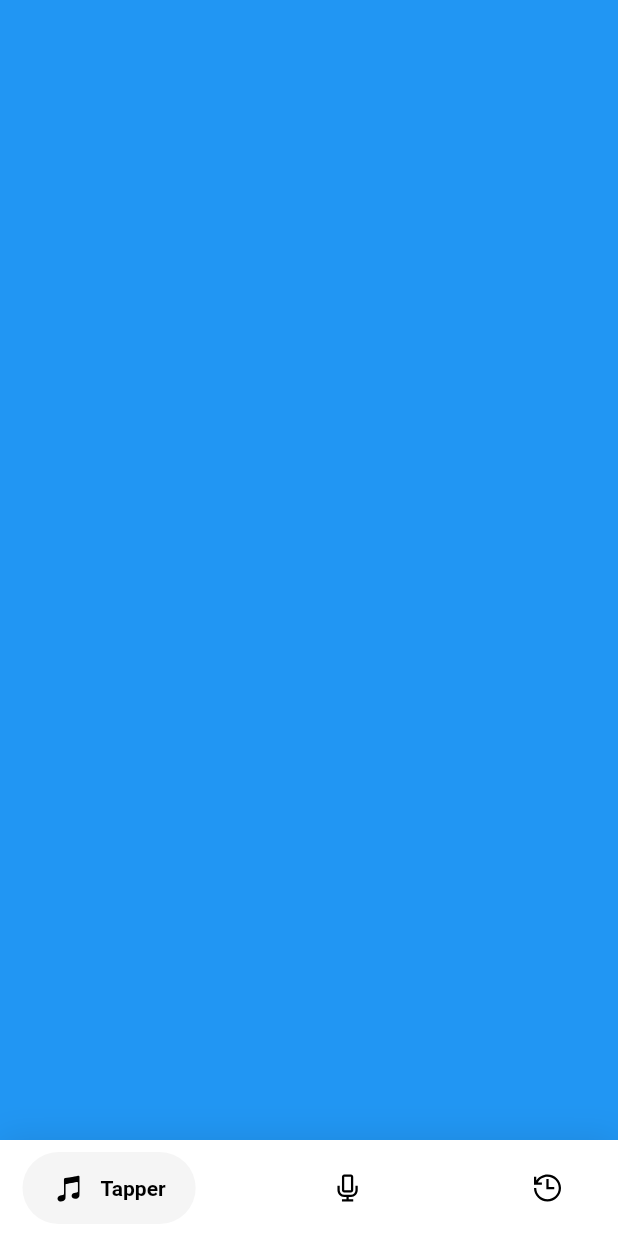
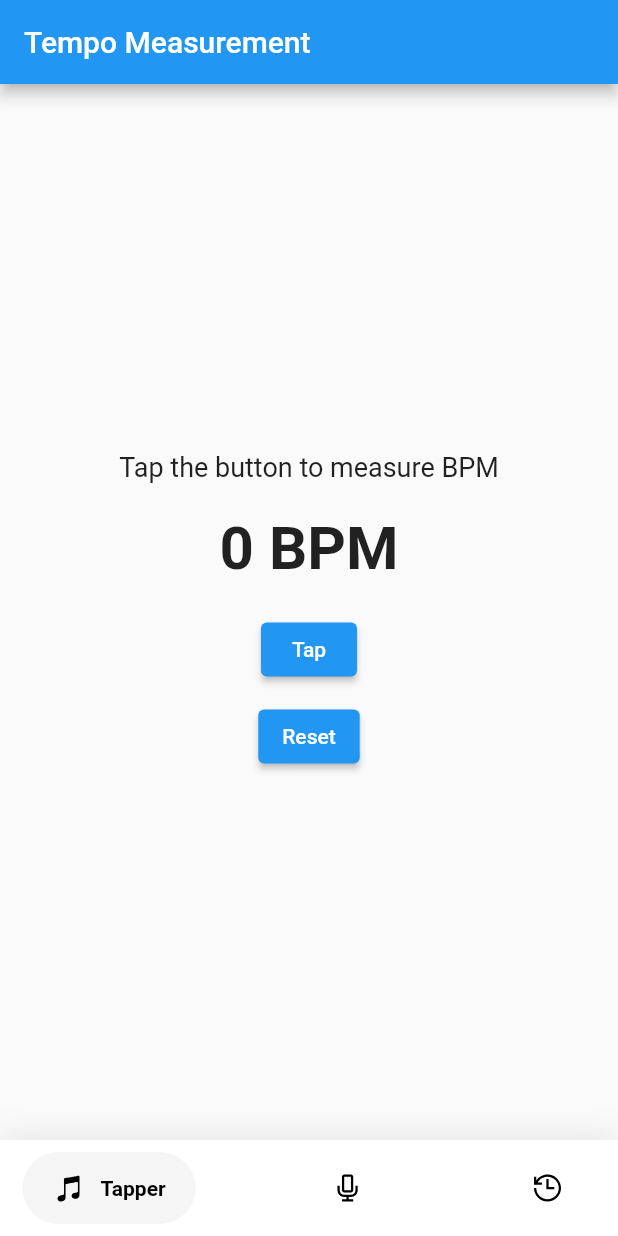
Before and after one commit to merekesabitov/bpmApp, a Flutter app: the screen it shows after launch, on a phone screen of 412 x 824 dp. Run offline on Flutter 3.47's test engine with Material 2 defaults, Android fonts, the phone set to English and light mode, and no system bars; drawn by our look-alikes of google_nav_bar; our stand-ins replace line_icons.

Commit message:
Tap BPM Meter (demo)

```diff
--- a/Bpm_App/lib/bottom_nav_bar/bottom_nav_bar.dart
+++ b/Bpm_App/lib/bottom_nav_bar/bottom_nav_bar.dart
@@ -1,3 +1,5 @@
+// ignore_for_file: library_private_types_in_public_api
+
 import 'package:bpm_app/analyzer.dart';
 import 'package:bpm_app/history.dart';
 import 'package:bpm_app/tapper.dart';
@@ -6,6 +8,8 @@ import 'package:google_nav_bar/google_nav_bar.dart';
 import 'package:line_icons/line_icons.dart';
 
 class InitialPage extends StatefulWidget {
+  const InitialPage({super.key});
+
   @override
   _InitialPageState createState() => _InitialPageState();
 }
@@ -13,7 +17,7 @@ class InitialPage extends StatefulWidget {
 class _InitialPageState extends State<InitialPage> {
   int _selectedIndex = 0;
   final List<Widget> _widgetOptions = <Widget>[
-    const Tapper(),
+    Tapper(),
     const Analyzer(),
     const History(),
   ];
--- a/Bpm_App/lib/tapper.dart
+++ b/Bpm_App/lib/tapper.dart
@@ -4,14 +4,71 @@ class Tapper extends StatefulWidget {
   const Tapper({super.key});
 
   @override
-  State<Tapper> createState() => _TapperState();
+  TapperState createState() => TapperState();
 }
 
-class _TapperState extends State<Tapper> {
+class TapperState extends State<Tapper> {
+  int tapCount = 0;
+  double _bpm = 0;
+  DateTime? lastTapTime;
+
+  void _onTap() {
+    DateTime now = DateTime.now();
+
+    if (lastTapTime != null) {
+      double timeElapsed = now.difference(lastTapTime!).inMilliseconds / 1000;
+      double newBPM = 60 / timeElapsed;
+      setState(() {
+        _bpm = newBPM;
+      });
+    }
+
+    setState(() {
+      tapCount++;
+      lastTapTime = now;
+    });
+  }
+
+  void _reset() {
+    setState(() {
+      tapCount = 0;
+      _bpm = 0;
+      lastTapTime = null;
+    });
+  }
+
   @override
   Widget build(BuildContext context) {
-    return const Scaffold(
-      backgroundColor: Colors.blue,
+    return Scaffold(
+      appBar: AppBar(
+        title: const Text('Tempo Measurement'),
+      ),
+      body: Center(
+        child: Column(
+          mainAxisAlignment: MainAxisAlignment.center,
+          children: <Widget>[
+            const Text(
+              'Tap the button to measure BPM',
+              style: TextStyle(fontSize: 18),
+            ),
+            const SizedBox(height: 20),
+            Text(
+              '${_bpm.round()} BPM',
+              style: const TextStyle(fontSize: 40, fontWeight: FontWeight.bold),
+            ),
+            const SizedBox(height: 20),
+            ElevatedButton(
+              onPressed: _onTap,
+              child: const Text('Tap'),
+            ),
+            const SizedBox(height: 10),
+            ElevatedButton(
+              onPressed: _reset,
+              child: const Text('Reset'),
+            ),
+          ],
+        ),
+      ),
     );
   }
 }
```
